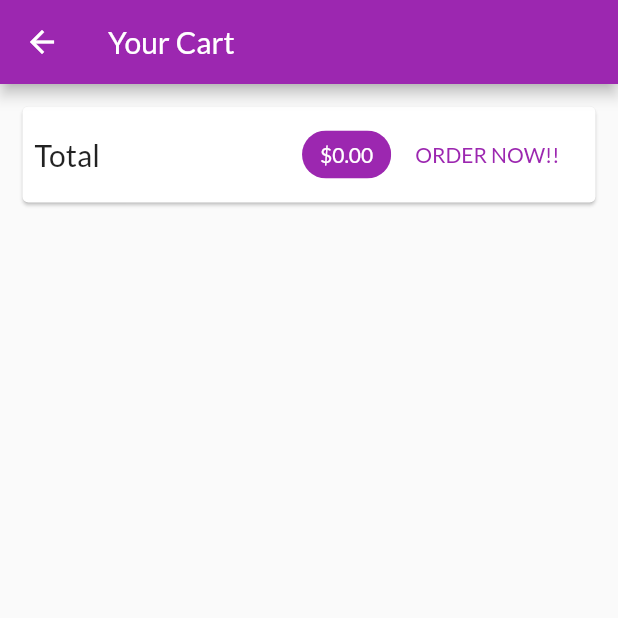
After one commit to ranggarifqi/flutter-shop-app, a Flutter app: the CartScreen screen opened by its route, on a phone screen of 412 x 824 dp, the top half of it. The commit adds this screen. Run offline on Flutter 3.47's test engine with Material 2 defaults, Android fonts, the phone set to English and light mode, and no system bars; network calls fail.

Commit message:
Display Cart Items

```diff
--- a/lib/main.dart
+++ b/lib/main.dart
@@ -1,4 +1,5 @@
 import 'package:flutter/material.dart';
+import 'package:flutter_complete_guide/screens/cart_screen.dart';
 import 'package:provider/provider.dart';
 
 import 'screens/products_overview_screen.dart';
@@ -32,6 +33,7 @@ class MyApp extends StatelessWidget {
         routes: {
           '/': (context) => ProductsOverviewScreen(),
           ProductDetailScreen.routeName: (context) => ProductDetailScreen(),
+          CartScreen.routeName: (context) => CartScreen(),
         },
       ),
     );
--- a/lib/providers/cart.dart
+++ b/lib/providers/cart.dart
@@ -25,6 +25,14 @@ class Cart with ChangeNotifier {
     return _items.length;
   }
 
+  double get totalPrice {
+    double total = 0;
+    _items.forEach((productId, item) {
+      total += item.price * item.quantity;
+    });
+    return total;
+  }
+
   void addItem(String productId, double price, String title) {
     if (_items.containsKey(productId)) {
       // Change Quantity + 1
--- /dev/null
+++ b/lib/screens/cart_screen.dart
@@ -0,0 +1,68 @@
+import 'package:flutter/material.dart';
+import '../providers/cart.dart' show Cart;
+import '../widgets/cart_item.dart';
+import 'package:provider/provider.dart';
+
+class CartScreen extends StatelessWidget {
+  static const routeName = '/cart-screen';
+
+  @override
+  Widget build(BuildContext context) {
+    final cart = Provider.of<Cart>(context);
+
+    return Scaffold(
+      appBar: AppBar(
+        title: Text('Your Cart'),
+      ),
+      body: Column(
+        children: <Widget>[
+          Card(
+            margin: EdgeInsets.all(15),
+            child: Padding(
+              padding: const EdgeInsets.all(8.0),
+              child: Row(
+                mainAxisAlignment: MainAxisAlignment.spaceBetween,
+                children: <Widget>[
+                  Text(
+                    'Total',
+                    style: TextStyle(fontSize: 20.0),
+                  ),
+                  Spacer(),
+                  Chip(
+                    label: Text(
+                      '\$${cart.totalPrice.toStringAsFixed(2)}',
+                      style: TextStyle(color: Colors.white),
+                    ),
+                    backgroundColor: Theme.of(context).primaryColor,
+                  ),
+                  FlatButton(
+                    child: Text('ORDER NOW!!'),
+                    onPressed: () {},
+                    textColor: Theme.of(context).primaryColor,
+                  )
+                ],
+              ),
+            ),
+          ),
+          SizedBox(
+            height: 10,
+          ),
+          Expanded(
+            child: ListView.builder(
+              itemCount: cart.itemCount,
+              itemBuilder: (context, i) {
+                var cartValues = cart.items.values.toList();
+                return CartItem(
+                  id: cartValues[i].id,
+                  price: cartValues[i].price,
+                  quantity: cartValues[i].quantity,
+                  title: cartValues[i].title,
+                );
+              },
+            ),
+          )
+        ],
+      ),
+    );
+  }
+}
--- a/lib/screens/products_overview_screen.dart
+++ b/lib/screens/products_overview_screen.dart
@@ -1,4 +1,5 @@
 import 'package:flutter/material.dart';
+import 'package:flutter_complete_guide/screens/cart_screen.dart';
 import 'package:provider/provider.dart';
 import 'package:flutter_complete_guide/widgets/badge.dart';
 
@@ -28,7 +29,9 @@ class _ProductsOverviewScreenState extends State<ProductsOverviewScreen> {
             },
             child: IconButton(
               icon: Icon(Icons.shopping_cart),
-              onPressed: () {},
+              onPressed: () {
+                Navigator.pushNamed(context, CartScreen.routeName);
+              },
             ),
           ),
           PopupMenuButton(
--- a/lib/widgets/product_item.dart
+++ b/lib/widgets/product_item.dart
@@ -10,7 +10,7 @@ class ProductItem extends StatelessWidget {
 
   @override
   Widget build(BuildContext context) {
-    final product = Provider.of<Product>(context, listen: false);
+    final product = Provider.of<Product>(context);
     final cart = Provider.of<Cart>(context, listen: false);
 
     return ClipRRect(
```
Also changed, not shown: lib/widgets/cart_item.dart (added, +33 -0 lines).
